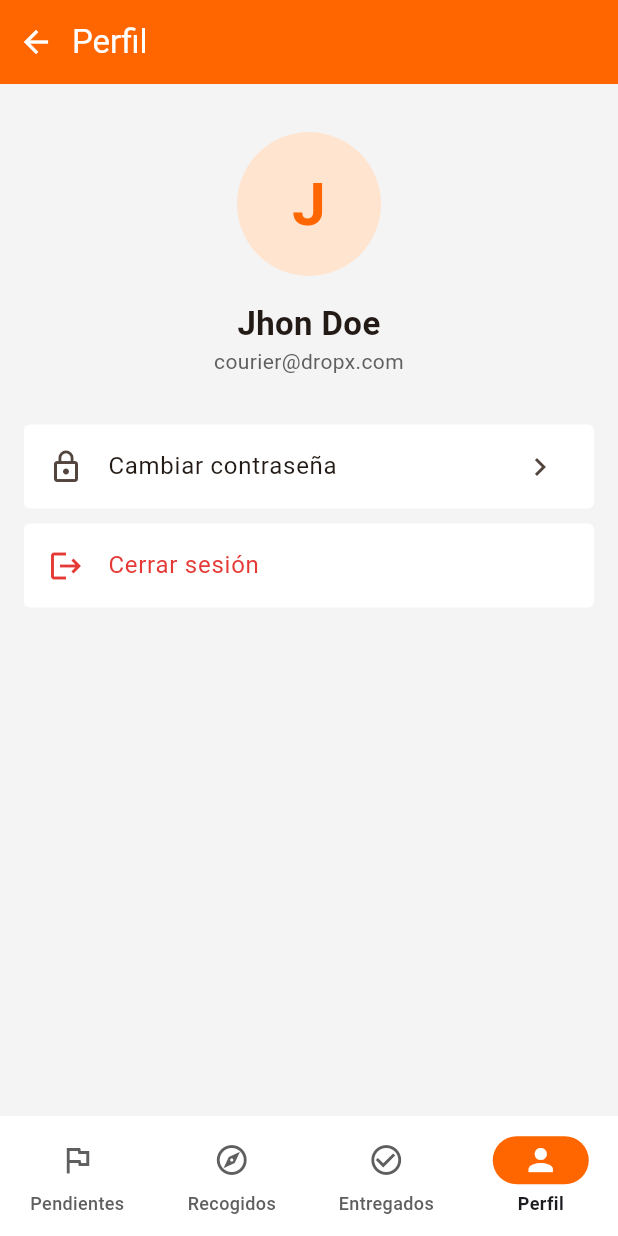
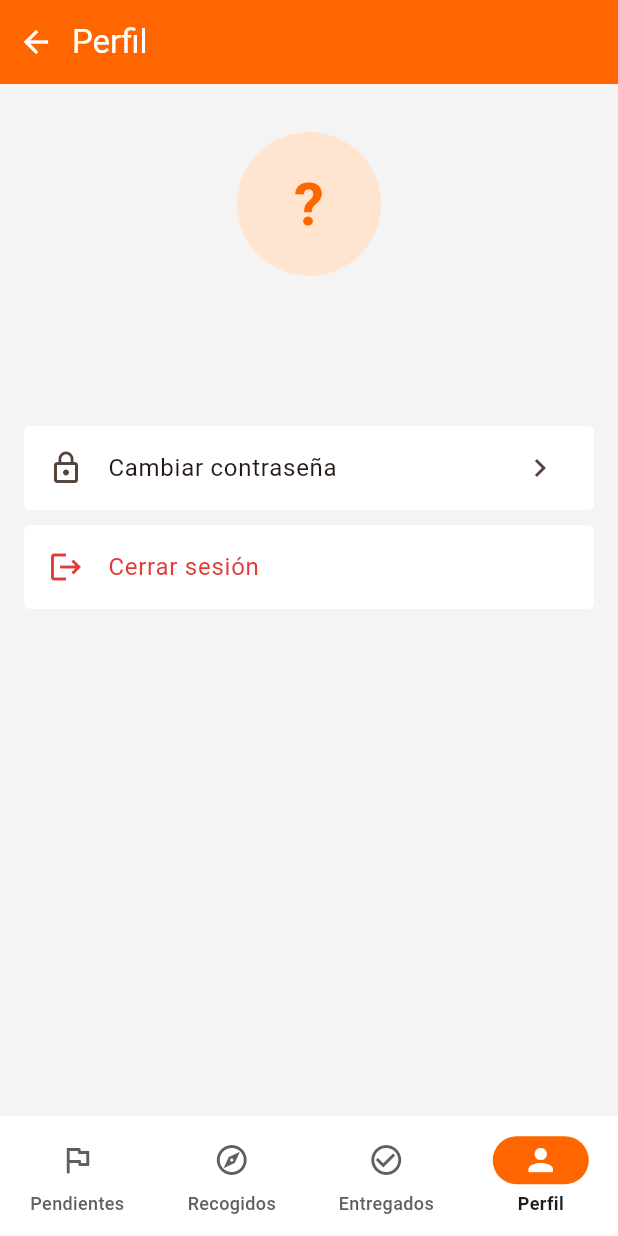
Before and after one commit to yammadev/dropx_app, a Flutter app: the HomeView screen opened directly, item 4 of the bottom bar chosen, on a phone screen of 412 x 824 dp. Run offline on Flutter 3.47's test engine with Material 3 defaults, Android fonts, the phone set to English and light mode, and no system bars; our stand-ins replace flutter_dotenv, shared_preferences; accounts and stored records are empty.

Commit message:
Integración con la API, ícono y nombre de la app
Conexión con dropx_web y configuración de la app.

API
- Login real (solo cuentas de repartidor) con el token JWT guardado en el teléfono
- Guías asignadas desde GET /api/packages en Pendientes, Recogidos y Entregados
- Indicador de carga, botón para reintentar y mensajes de error en español
- Se quitan los datos de ejemplo
- El perfil muestra el nombre y el correo del repartidor; cerrar sesión borra el token

Configuración
- .env con API_URL y API_TIMEOUT_SECONDS (modelo en .env.example)
- Permiso de internet en Android

Marca
- Ícono de la app con el logo de DropX (flutter_launcher_icons)
- Nombre de la app: DropX (Android e iOS)

Documentación
- README con la guía para probar la app y para cambiar el ícono y el nombre
- CHANGELOG 1.0.0

```diff
--- a/lib/models/package_model.dart
+++ b/lib/models/package_model.dart
@@ -13,6 +13,13 @@ class ContactModel {
     required this.document,
     required this.phone,
   });
+
+  // Crea el contacto a partir del JSON de la API (el documento puede venir vacío)
+  factory ContactModel.fromJson(Map<String, dynamic> json) => ContactModel(
+        name: json['name'],
+        document: json['document'] ?? '',
+        phone: json['phone'],
+      );
 }
 
 // Datos de una guía: lo que muestra la tarjeta de la lista y la pantalla de detalle.
@@ -40,4 +47,27 @@ class PackageModel {
     required this.updatedAt,
     this.isUrgent = false,
   });
+
+  // Crea la guía a partir del JSON de la API.
+  factory PackageModel.fromJson(Map<String, dynamic> json) => PackageModel(
+        number: json['number'],
+        weightKg: (json['weightKg'] as num).toDouble(),
+        originAddress: json['originAddress'],
+        destinationAddress: json['destinationAddress'],
+        distanceKm: (json['distanceKm'] as num).toDouble(),
+        isUrgent: json['isUrgent'],
+        status: _statusFromApi(json['status']),
+        sender: ContactModel.fromJson(json['sender']),
+        receiver: ContactModel.fromJson(json['receiver']),
+        updatedAt: DateTime.parse(json['updatedAt']),
+      );
+
+  // Estados de la API -> estados de la app:
+  // pending = pendiente, picked_up = en tránsito, delivered = entregada, issue = problema
+  static PackageStatus _statusFromApi(String status) => switch (status) {
+        'picked_up' => PackageStatus.inTransit,
+        'delivered' => PackageStatus.delivered,
+        'issue' => PackageStatus.problem,
+        _ => PackageStatus.pending,
+      };
 }
--- a/lib/models/user_model.dart
+++ b/lib/models/user_model.dart
@@ -3,6 +3,14 @@
 class UserModel {
   final String name;
   final String email;
+  final String role; // admin, manager o courier (en la app solo entra courier)
 
-  const UserModel({required this.name, required this.email});
+  const UserModel({required this.name, required this.email, required this.role});
+
+  // Crea el usuario a partir del JSON de la API: {"id": 3, "name": "...", ...}
+  factory UserModel.fromJson(Map<String, dynamic> json) => UserModel(
+        name: json['name'],
+        email: json['email'],
+        role: json['role'],
+      );
 }
--- a/lib/viewmodels/packages_viewmodel.dart
+++ b/lib/viewmodels/packages_viewmodel.dart
@@ -1,112 +1,25 @@
 import 'package:flutter/foundation.dart';
 
 import '../models/package_model.dart';
+import '../services/api_service.dart';
 
 // ViewModel de las guías: guarda las tres listas que muestra el Home.
 class PackagesViewModel extends ChangeNotifier {
+  final _api = ApiService();
+
   // ---------- Estado ----------
-  // Datos de ejemplo (direcciones y barrios de Cartagena de Indias). Se reemplazan por los de la API en la fase de conexión.
-  static const _sender = ContactModel(
-    name: 'Harry Cruz López',
-    document: 'CC 1.100.000.000',
-    phone: '300 500 00 00',
-  );
-  static const _receiver = ContactModel(
-    name: 'Laura Gómez Pérez',
-    document: 'CC 1.045.000.000',
-    phone: '311 200 00 00',
-  );
-  static final _pendingDate = DateTime(2026, 9, 21, 7, 0);
-  static final _inTransitDate = DateTime(2026, 10, 6, 8, 30);
-  static final _deliveredDate = DateTime(2026, 10, 6, 9, 15);
-  static final _problemDate = DateTime(2026, 10, 6, 10, 5);
-
-  final List<PackageModel> _pending = [
-    PackageModel(
-      number: 'DX-152216', weightKg: 10.0, isUrgent: true, status: PackageStatus.pending,
-      originAddress: 'Cr # 1 - Cl 15 - B/ Bocagrande',
-      destinationAddress: 'Cl 24 Cra 10b - B/ Getsemaní', distanceKm: 3.2,
-      sender: _sender, receiver: _receiver, updatedAt: _pendingDate,
-    ),
-    PackageModel(
-      number: 'DX-152222', weightKg: 5.5, isUrgent: true, status: PackageStatus.pending,
-      originAddress: 'Cl Larga Cr 10c - B/ Getsemaní',
-      destinationAddress: 'Tv 40 Dg 24 - B/ Bruselas', distanceKm: 4.9,
-      sender: _sender, receiver: _receiver, updatedAt: _pendingDate,
-    ),
-    PackageModel(
-      number: 'DX-153255', weightKg: 15.5, status: PackageStatus.pending,
-      originAddress: 'Tv 69A Cl 31E Lt 3 - B/ 13 de Junio',
-      destinationAddress: 'Cra 121 Cl 23 Lt 2 - B/ El Rodeo', distanceKm: 5.4,
-      sender: _sender, receiver: _receiver, updatedAt: _pendingDate,
-    ),
-    PackageModel(
-      number: 'DX-153305', weightKg: 2.5, status: PackageStatus.pending,
-      originAddress: 'Cr 80 #15-140 - B/ Villa Rubia',
-      destinationAddress: 'Dg 28 A #55b-2 A - B/ Ceballos', distanceKm: 2.9,
-      sender: _sender, receiver: _receiver, updatedAt: _pendingDate,
-    ),
-    PackageModel(
-      number: 'DX-163355', weightKg: 22.5, status: PackageStatus.pending,
-      originAddress: 'Tv 47 #23a-107 - B/ Los Calamares',
-      destinationAddress: 'Cl 29d #21A - B/ Pie de la Popa', distanceKm: 5.2,
-      sender: _sender, receiver: _receiver, updatedAt: _pendingDate,
-    ),
-    PackageModel(
-      number: 'DX-163356', weightKg: 3.8, status: PackageStatus.pending,
-      originAddress: 'Cl 49 # 13-113 - B/ Torices',
-      destinationAddress: 'M8 Via al mar - B/ Serena del Mar', distanceKm: 12.5,
-      sender: _sender, receiver: _receiver, updatedAt: _pendingDate,
-    ),
-  ];
-
-  final List<PackageModel> _inTransit = [
-    PackageModel(
-      number: 'DX-142156', weightKg: 18.2, isUrgent: true, status: PackageStatus.inTransit,
-      originAddress: 'Dg 32 #80-918 - B/ Beirut',
-      destinationAddress: 'Lt 20 Mz 36 Cl 25 - B/ Bellavista', distanceKm: 2.8,
-      sender: _sender, receiver: _receiver, updatedAt: _inTransitDate,
-    ),
-    PackageModel(
-      number: 'DX-142356', weightKg: 10.5, status: PackageStatus.inTransit,
-      originAddress: 'Dg 32 #80-547 - Parque Heredia Cr Barlovento',
-      destinationAddress: 'Mz 132 Lt 9 P 134 - B/ El Socorro', distanceKm: 2.5,
-      sender: _sender, receiver: _receiver, updatedAt: _inTransitDate,
-    ),
-    PackageModel(
-      number: 'DX-143564', weightKg: 7.0, status: PackageStatus.inTransit,
-      originAddress: 'Cr 83B #37C59 - Parque Heredia Cr Caracoli',
-      destinationAddress: 'Cr 49C #28 - B/ Piedra de Bolívar', distanceKm: 5.0,
-      sender: _sender, receiver: _receiver, updatedAt: _inTransitDate,
-    ),
-    // Guía con novedad (ej: destinatario ausente). Se muestra junto a las recogidas.
-    PackageModel(
-      number: 'DX-143570', weightKg: 6.3, status: PackageStatus.problem,
-      originAddress: 'Cl 31 #44-12 - B/ Blas de Lezo',
-      destinationAddress: 'Cr 52 #21-30 - B/ Olaya Herrera', distanceKm: 4.1,
-      sender: _sender, receiver: _receiver, updatedAt: _problemDate,
-    ),
-  ];
-
-  final List<PackageModel> _delivered = [
-    PackageModel(
-      number: 'DX-141001', weightKg: 4.2, status: PackageStatus.delivered,
-      originAddress: 'Cl 30 #17-20 - B/ Manga',
-      destinationAddress: 'Cr 21 #25-40 - B/ Chiquinquirá', distanceKm: 3.1,
-      sender: _sender, receiver: _receiver, updatedAt: _deliveredDate,
-    ),
-    PackageModel(
-      number: 'DX-141002', weightKg: 12.0, status: PackageStatus.delivered,
-      originAddress: 'Av. Pedro de Heredia #31-10 - B/ Pie de la Popa',
-      destinationAddress: 'Cl 70 #52-15 - B/ Crespo', distanceKm: 6.4,
-      sender: _sender, receiver: _receiver, updatedAt: _deliveredDate,
-    ),
-  ];
+  List<PackageModel> _pending = [];
+  List<PackageModel> _inTransit = []; // incluye las guías con novedad
+  List<PackageModel> _delivered = [];
+  bool _isLoading = false; // true mientras se cargan las guías
+  String? _errorMessage; // mensaje de error a mostrar (null = sin error)
 
   // Getters: la vista lee las listas, pero no puede modificarlas
   List<PackageModel> get pending => _pending;
   List<PackageModel> get inTransit => _inTransit;
   List<PackageModel> get delivered => _delivered;
+  bool get isLoading => _isLoading;
+  String? get errorMessage => _errorMessage;
 
   // Resumen para el encabezado de Pendientes
   int get urgentPendingCount => _pending.where((p) => p.isUrgent).length;
@@ -115,8 +28,37 @@ class PackagesViewModel extends ChangeNotifier {
   int get totalCount => _pending.length + _inTransit.length + _delivered.length;
 
   // ---------- Acciones ----------
-  // TO DO: Cargar las guías desde la API (GET /api/packages?status=...) enviando el token JWT.
-  // - Agregar _isLoading y _errorMessage, y avisar a la vista (notifyListeners)
-  //   al empezar y al terminar para mostrar el indicador de carga o el error.
-  // - Las tres listas dejan de ser `final` y empiezan vacías (= []).
+  /// Carga las guías asignadas al repartidor (GET /api/packages).
+  Future<void> loadPackages() async {
+    _isLoading = true;
+    _errorMessage = null;
+    notifyListeners();
+
+    try {
+      final packages = await _api.getPackages();
+
+      // Se reparten en las tres pestañas según su estado
+      _pending = packages.where((p) => p.status == PackageStatus.pending).toList();
+      _inTransit = packages
+          .where((p) => p.status == PackageStatus.inTransit || p.status == PackageStatus.problem)
+          .toList();
+      _delivered = packages.where((p) => p.status == PackageStatus.delivered).toList();
+    } on ApiException catch (e) {
+      _errorMessage = e.message;
+    } finally {
+      _isLoading = false;
+      notifyListeners();
+    }
+  }
+
+  /// Vacía las listas (al cerrar sesión).
+  void clear() {
+    _pending = [];
+    _inTransit = [];
+    _delivered = [];
+    _errorMessage = null;
+    notifyListeners();
+  }
+
+  // TO DO: Cambiar el estado de una guía (recoger, entregar, reportar novedad).
 }
--- a/lib/viewmodels/user_viewmodel.dart
+++ b/lib/viewmodels/user_viewmodel.dart
@@ -1,25 +1,30 @@
 import 'package:flutter/foundation.dart';
 
 import '../models/user_model.dart';
+import '../services/api_service.dart';
 
 // ViewModel del usuario: guarda quién inició sesión y cierra la sesión.
 class UserViewModel extends ChangeNotifier {
+  final _api = ApiService();
+
   // ---------- Estado ----------
-  // Datos de ejemplo. Se reemplazan por los que devuelve la API al iniciar sesión.
-  final UserModel _user = const UserModel(
-    name: 'Jhon Doe',
-    email: 'courier@dropx.com',
-  );
+  // Vacío hasta que se inicia sesión (lo llena el login con los datos de la API).
+  UserModel _user = const UserModel(name: '', email: '', role: 'courier');
 
   // Getter: la vista lee el usuario, pero no puede modificarlo
   UserModel get user => _user;
 
   // ---------- Acciones ----------
-  // TO DO: Guardar el usuario con los datos que devuelve la API al iniciar
-  // sesión (user: name, email). El campo _user deja de ser `final`.
+  /// Guarda el usuario que devolvió la API al iniciar sesión.
+  void setUser(UserModel user) {
+    _user = user;
+    notifyListeners();
+  }
 
-  /// Cierra la sesión del repartidor.
+  /// Cierra la sesión del repartidor: borra el token y los datos del usuario.
   Future<void> logout() async {
-    // TO DO: Borrar el token JWT guardado y los datos del usuario.
+    await _api.clearToken();
+    _user = const UserModel(name: '', email: '', role: 'courier');
+    notifyListeners();
   }
 }
--- a/lib/views/home_view.dart
+++ b/lib/views/home_view.dart
@@ -27,6 +27,33 @@ class _HomeViewState extends State<HomeView> {
 
   // Vuelve a la pestaña Pendientes
   void _goToPending() => setState(() => _currentIndex = 0);
+
+  // Muestra la lista, o el indicador de carga / el error con el botón para reintentar
+  Widget _buildTab(PackagesViewModel vm, Widget list) {
+    if (vm.isLoading && vm.totalCount == 0) {
+      return const Center(child: CircularProgressIndicator());
+    }
+    if (vm.errorMessage != null) return _buildError(vm);
+    return list;
+  }
+
+  Widget _buildError(PackagesViewModel vm) {
+    return Center(
+      child: Padding(
+        padding: const EdgeInsets.all(32),
+        child: Column(
+          mainAxisSize: MainAxisSize.min,
+          children: [
+            const Icon(Icons.cloud_off, size: 48),
+            const SizedBox(height: 12),
+            Text(vm.errorMessage!, textAlign: TextAlign.center),
+            const SizedBox(height: 16),
+            FilledButton(onPressed: vm.loadPackages, child: const Text('Reintentar')),
+          ],
+        ),
+      ),
+    );
+  }
 
   @override
   Widget build(BuildContext context) {
@@ -66,17 +93,28 @@ class _HomeViewState extends State<HomeView> {
                 ),
 
           // ---------- Contenido: una pantalla por pestaña ----------
-          // IndexedStack mantiene las 4 vivas y muestra solo la seleccionada
+          // IndexedStack mantiene las 4 vivas y muestra solo la seleccionada.
+          // Las pestañas de guías muestran el aviso de carga o de error si aplica;
+          // el Perfil siempre se puede abrir (para cerrar sesión si el token venció).
           body: IndexedStack(
             index: _currentIndex,
             children: [
+              _buildTab(
+                vm,
                 PackageList(
                   packages: vm.pending,
                   statusLabel: 'pendiente',
                   header: const PendingHeader(), // saludo, resumen y progreso
                 ),
+              ),
+              _buildTab(
+                vm,
                 PackageList(packages: vm.inTransit, statusLabel: 'recogida', showDateHeader: true),
+              ),
+              _buildTab(
+                vm,
                 PackageList(packages: vm.delivered, statusLabel: 'entregada', showDateHeader: true),
+              ),
               const ProfileView(),
             ],
           ),
--- a/lib/views/profile_view.dart
+++ b/lib/views/profile_view.dart
@@ -2,6 +2,7 @@ import 'package:flutter/material.dart';
 import 'package:provider/provider.dart';
 
 import '../core/app_theme.dart';
+import '../viewmodels/packages_viewmodel.dart';
 import '../viewmodels/user_viewmodel.dart';
 import 'login_view.dart';
 
@@ -86,6 +87,7 @@ class ProfileView extends StatelessWidget {
           onTap: () async {
             await context.read<UserViewModel>().logout();
             if (!context.mounted) return; // si la pantalla se cerró, no hacer nada
+            context.read<PackagesViewModel>().clear();
 
             // Vuelve al login y quita todas las pantallas anteriores:
             // con "atrás" no se puede regresar al Home.
--- a/lib/widgets/package_card.dart
+++ b/lib/widgets/package_card.dart
@@ -117,7 +117,7 @@ class PackageCard extends StatelessWidget {
                 children: [
                   Expanded(
                     child: Text(
-                      'Guía ${package.number}', // el número ya trae el prefijo, ej: DX-152216
+                      'Guía ${package.number}', // el número ya trae el prefijo, ej: DX-000001
                       // Estilo "titleMedium" del tema de Material 3, un poco más grueso
                       style: Theme.of(context)
                           .textTheme
```
Also changed, not shown: lib/core/api_config.dart (added, +18 -0 lines), lib/main.dart (+6 -1 lines), lib/services/api_service.dart (added, +108 -0 lines), lib/viewmodels/login_viewmodel.dart (+27 -7 lines), lib/views/login_view.dart (+8 -4 lines), pubspec.yaml (+16 -2 lines), assets/icon/icon.png (added), assets/icon/icon_foreground.png (added), pubspec.lock, 41 other files. Lines whose indentation alone changed are shown as unchanged.
